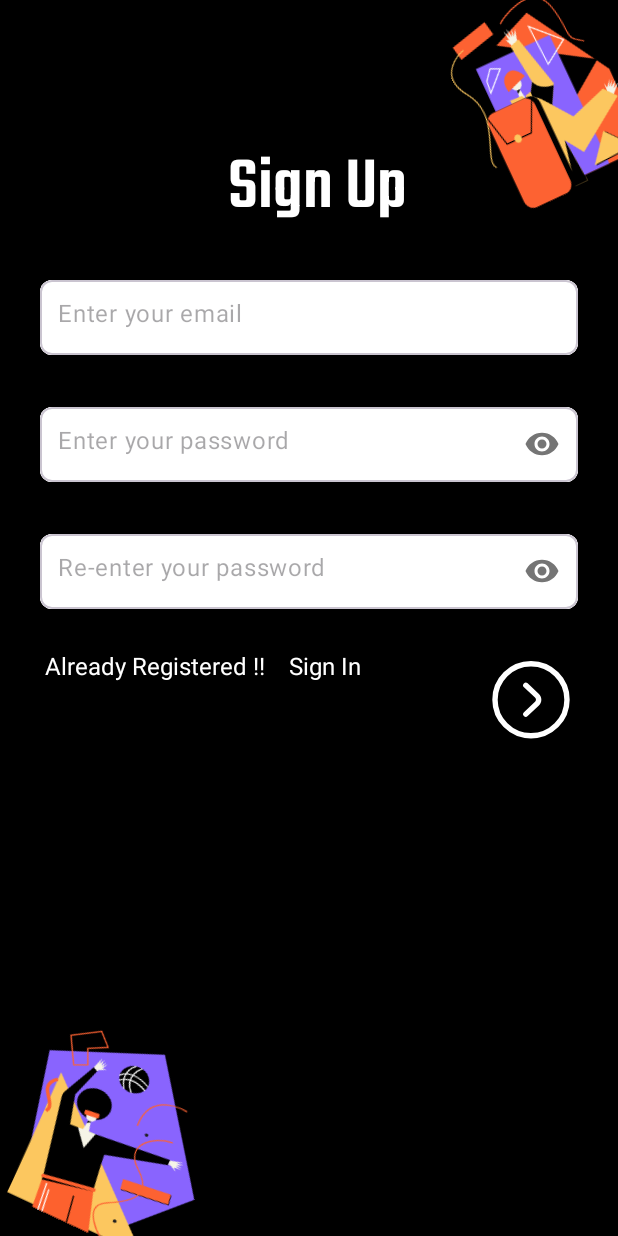
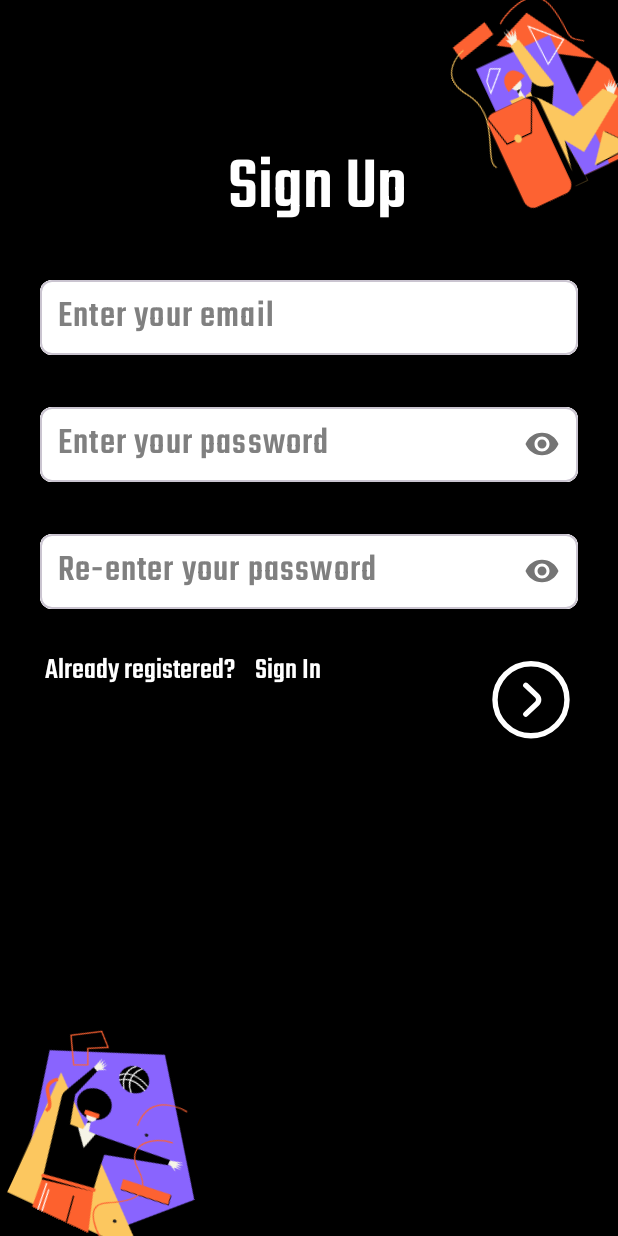
Before and after one commit to Vlazzzz/ToDoApp-ANDROID, an Android app: the SignUpFragment screen opened through its navigation route, on a phone screen of 412 x 824 dp. Run offline under Robolectric (Android 15) with nearby library versions, the phone set to English and light mode, and no system bars; our stand-ins replace Firebase (no records; nobody signed in at launch, a user with empty details on screens opened directly).

Commit message:
update UI for sign fragments

```diff
--- a/ToDoApp2/app/src/main/res/layout/fragment_sign_up.xml
+++ b/ToDoApp2/app/src/main/res/layout/fragment_sign_up.xml
@@ -81,9 +81,14 @@
                 android:layout_height="50dp"
                 android:background="@color/white"
                 android:hint="@string/enter_your_email"
+                android:textColorHint="@color/grey"
+                android:fontFamily="@font/teko"
+                android:textSize="25sp"
+                android:textColor="@color/black"
                 android:inputType="textEmailAddress"
                 android:paddingStart="12dp"
-                android:paddingTop="15dp" />
+                android:paddingTop="0dp"
+                android:paddingBottom="0dp"/>
         </com.google.android.material.textfield.TextInputLayout>
 
     </com.google.android.material.card.MaterialCardView>
@@ -118,10 +123,15 @@
                 android:layout_width="match_parent"
                 android:layout_height="match_parent"
                 android:background="@color/white"
+                android:textColorHint="@color/grey"
                 android:hint="@string/enter_your_password"
+                android:textColor="@color/black"
+                android:textSize="25sp"
+                android:fontFamily="@font/teko"
                 android:inputType="textPassword"
                 android:paddingStart="12dp"
-                android:paddingTop="15dp" />
+                android:paddingTop="0dp"
+                android:paddingBottom="0dp"/>
 
         </com.google.android.material.textfield.TextInputLayout>
 
@@ -158,10 +168,15 @@
                 android:layout_width="match_parent"
                 android:layout_height="match_parent"
                 android:background="@color/white"
+                android:textColorHint="@color/grey"
+                android:textSize="25sp"
+                android:fontFamily="@font/teko"
                 android:hint="@string/re_enter_your_password"
+                android:textColor="@color/black"
                 android:inputType="textPassword"
                 android:paddingStart="12dp"
-                android:paddingTop="15dp" />
+                android:paddingTop="0dp"
+                android:paddingBottom="0dp"/>
 
         </com.google.android.material.textfield.TextInputLayout>
 
@@ -184,9 +199,10 @@
         android:layout_height="wrap_content"
         android:layout_marginTop="12dp"
         android:layout_marginLeft="30dp"
+        android:fontFamily="@font/teko"
         android:text="@string/already_registered"
         android:textColor="@color/white"
-        android:textSize="16sp"
+        android:textSize="20sp"
         app:layout_constraintStart_toStartOf="parent"
         app:layout_constraintTop_toBottomOf="@+id/cardView3" />
 
@@ -196,7 +212,8 @@
         android:layout_height="wrap_content"
         android:text="    Sign In"
         android:textColor="@color/white"
-        android:textSize="16sp"
+        android:textSize="20sp"
+        android:fontFamily="@font/teko"
 
         app:layout_constraintStart_toEndOf="@+id/textview32"
         app:layout_constraintTop_toTopOf="@+id/textview32" />
--- a/ToDoApp2/app/src/main/res/values/colors.xml
+++ b/ToDoApp2/app/src/main/res/values/colors.xml
@@ -2,4 +2,5 @@
 <resources>
     <color name="black">#FF000000</color>
     <color name="white">#FFFFFFFF</color>
+    <color name="grey">#FF808080</color>
 </resources>
--- a/ToDoApp2/app/src/main/res/values/strings.xml
+++ b/ToDoApp2/app/src/main/res/values/strings.xml
@@ -6,5 +6,5 @@
     <string name="enter_your_password">Enter your password</string>
     <string name="re_enter_your_password">Re-enter your password</string>
     <string name="sign_in">Sign In</string>
-    <string name="already_registered">Already Registered !!</string>
+    <string name="already_registered">Already registered?</string>
 </resources>
```
Also changed, not shown: ToDoApp2/app/src/main/res/layout/fragment_sign_in.xml (+17 -5 lines).
